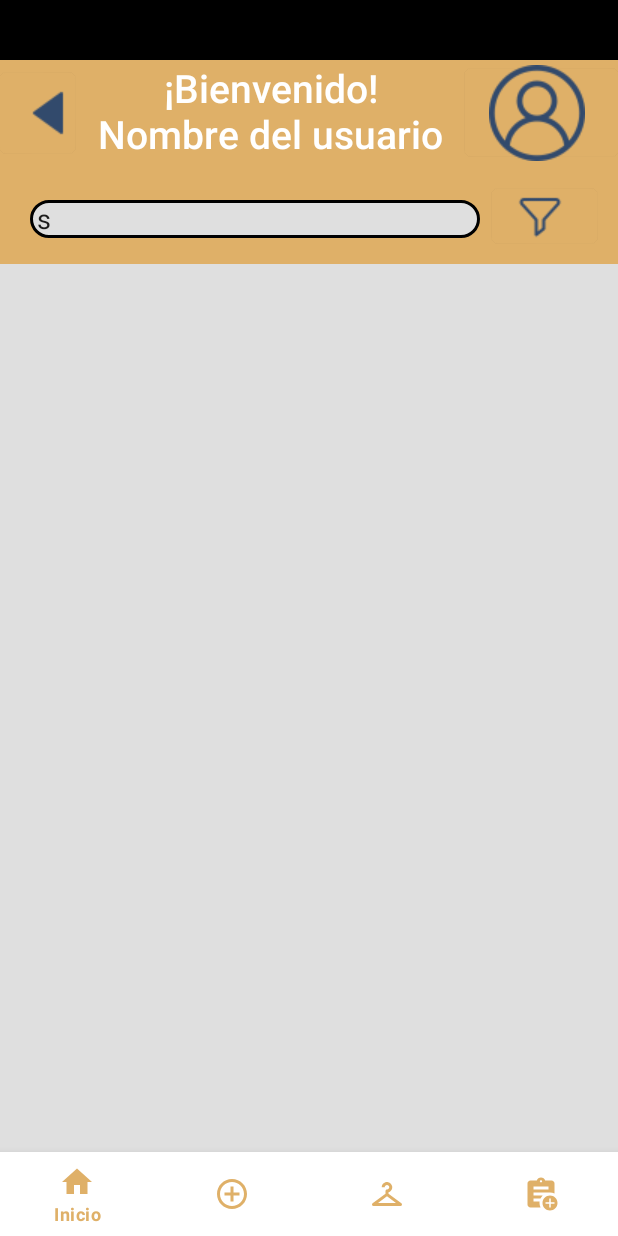
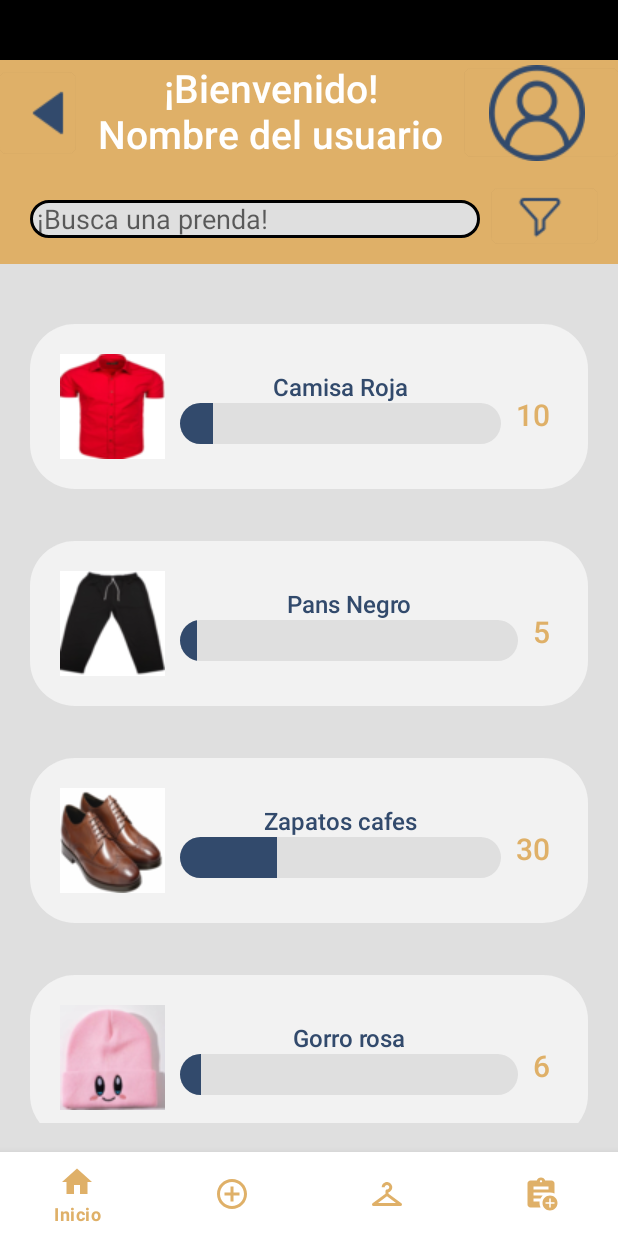
Before and after one commit to Morales241/ProyectoFinalAppsMoviles, an Android app: the screen it shows after launch (MainActivity), on a phone screen of 412 x 824 dp. Run offline under Robolectric (Android 15) with nearby library versions, the phone set to English and light mode, and no system bars; our stand-ins replace navigation-ui.

Commit message:
2 pantallas terminadas
Faltan detalles y ajustes para terminarlas totalmente

```diff
--- a/ClosetVitual/app/src/main/java/morales/jesus/closetvitual/Conjunto.kt
+++ b/ClosetVitual/app/src/main/java/morales/jesus/closetvitual/Conjunto.kt
@@ -1,3 +1,3 @@
 package morales.jesus.closetvitual
 
-data class Conjunto(var imagen:ByteArray, var nombrePrenda:String,  var numeroUsos:Int )
+data class Conjunto(var img:Int,  var nombrePrenda:String,  var numeroUsos:Int )
--- /dev/null
+++ b/ClosetVitual/app/src/main/java/morales/jesus/closetvitual/Outfit.kt
@@ -0,0 +1,3 @@
+package morales.jesus.closetvitual
+
+data class Outfit(val items: List<Prenda>)
--- /dev/null
+++ b/ClosetVitual/app/src/main/java/morales/jesus/closetvitual/Prenda.kt
@@ -0,0 +1,3 @@
+package morales.jesus.closetvitual
+
+data class Prenda(val imagen: Int)
--- a/ClosetVitual/app/src/main/java/morales/jesus/closetvitual/ui/home/HomeFragment.kt
+++ b/ClosetVitual/app/src/main/java/morales/jesus/closetvitual/ui/home/HomeFragment.kt
@@ -22,13 +22,10 @@ import morales.jesus.closetvitual.databinding.FragmentHomeBinding
 
 class HomeFragment : Fragment() {
 
-    private var _binding: FragmentHomeBinding? = null
+    private lateinit var homeViewModel: HomeViewModel
+    private var adaptador: AdaptadorConjunto? = null
 
-    private lateinit var homeViewModel: HomeViewModel
-    private var adaptador: conjuntoAdapter? = null
-
-    companion object{
-
+    companion object {
         var Conjuntos = ArrayList<Conjunto>()
 
         var llave: Boolean = true
@@ -42,47 +39,44 @@ class HomeFragment : Fragment() {
         homeViewModel = ViewModelProvider(this).get(HomeViewModel::class.java)
 
         val root =
-        inflater.inflate(R.layout.fragment_home, container, false)
+            inflater.inflate(R.layout.fragment_home, container, false)
         homeViewModel.text.observe(viewLifecycleOwner, Observer {
         })
 
-        if (llave){
+        if (llave) {
             cargarConjuntos()
-            llave=false
+            llave = false
 
         }
 
-        adaptador = conjuntoAdapter(root.context, Conjuntos)
+        adaptador = AdaptadorConjunto(root.context, Conjuntos)
 
-        val gridView: GridView = root.findViewById(R.id.gridview)
+        val gridView: GridView = root.findViewById(R.id.ContenedorConjuntos)
 
         gridView.adapter = adaptador
 
         return root
     }
 
-    fun cargarConjuntos(){
+    fun cargarConjuntos() {
 
-        //ps aquí van a estar los conjuntos jsjs
+        Conjuntos.add(Conjunto(R.drawable.camisa_roja, "Camisa Roja", 10))
+        Conjuntos.add(Conjunto(R.drawable.pans_negro, "Pans Negro", 5))
+        Conjuntos.add(Conjunto(R.drawable.zapatos_cafes, "Zapatos cafes", 30))
+        Conjuntos.add(Conjunto(R.drawable.gorro_rosa, "Gorro rosa", 6))
     }
 
-    private class conjuntoAdapter: BaseAdapter {
-
-        var Conjuntos = ArrayList<Conjunto>()
-        var contexto: Context? =null
-
-        constructor(contextoP:Context, conjuntosP:ArrayList<Conjunto>){
-            this.Conjuntos = conjuntosP
-            this.contexto = contextoP
-
-        }
+    class AdaptadorConjunto(
+        private val contexto: Context,
+        private val Conjuntos: ArrayList<Conjunto>
+    ) : BaseAdapter() {
 
         override fun getCount(): Int {
             return Conjuntos.size
         }
 
         override fun getItem(position: Int): Any {
-            return Conjuntos.get(position)
+            return Conjuntos[position]
         }
 
         override fun getItemId(position: Int): Long {
@@ -90,22 +84,19 @@ class HomeFragment : Fragment() {
         }
 
         override fun getView(position: Int, convertView: View?, parent: ViewGroup?): View {
-            var conjunto = Conjuntos[position]
-            var inflador = LayoutInflater.from(contexto)
-            var vista = inflador.inflate(R.layout.conjunto, null)
-            var imagenBytes = conjunto.imagen
-            var bitmap = BitmapFactory.decodeByteArray(imagenBytes, 0, imagenBytes.size)
+            val Conjunto = Conjuntos[position]
+            val inflador = LayoutInflater.from(contexto)
+            val vista = inflador.inflate(R.layout.conjunto, null)
 
-            var imagen: ImageView = vista.findViewById(R.id.imgPrenda)
-            var Nombre: TextView = vista.findViewById(R.id.txtNombrePrenda)
-            var barraProgreso: ProgressBar = vista.findViewById(R.id.barraDeProgreso)
-            var numeroUsos:TextView = vista.findViewById(R.id.txtNumeroDeUsosDePrendaxMes)
-            var nUsos = conjunto.numeroUsos
+            val imgPrenda: ImageView = vista.findViewById(R.id.imgPrenda)
+            val txtNombrePrenda: TextView = vista.findViewById(R.id.txtNombrePrenda)
+            val barraDeProgreso: ProgressBar = vista.findViewById(R.id.barraDeProgreso)
+            val txtNumeroDeUsos: TextView = vista.findViewById(R.id.txtNumeroDeUsosDePrendaxMes)
 
-            imagen.setImageBitmap(bitmap)
-            Nombre.setText(conjunto.nombrePrenda)
-            numeroUsos.setText(nUsos.toString())
-            barraProgreso.progress = nUsos
+            imgPrenda.setImageResource(Conjunto.img)
+            txtNombrePrenda.text = Conjunto.nombrePrenda
+            barraDeProgreso.progress = Conjunto.numeroUsos
+            txtNumeroDeUsos.text = Conjunto.numeroUsos.toString()
 
             return vista
         }
--- a/ClosetVitual/app/src/main/res/layout/conjunto.xml
+++ b/ClosetVitual/app/src/main/res/layout/conjunto.xml
@@ -1,54 +1,59 @@
 <?xml version="1.0" encoding="utf-8"?>
 <LinearLayout xmlns:android="http://schemas.android.com/apk/res/android"
+    xmlns:app="http://schemas.android.com/apk/res-auto"
     android:layout_width="match_parent"
-    android:layout_height="match_parent"
+    android:layout_height="150dp"
     android:clickable="true"
-    android:orientation="horizontal">
+    android:background="@color/grisClaro"
+    android:padding="10dp"
+    android:layout_marginBottom="10dp">
 
-
-    <LinearLayout
+    <androidx.constraintlayout.widget.ConstraintLayout
         android:layout_width="match_parent"
-        android:layout_height="100dp"
+        android:layout_height="wrap_content"
         android:background="@drawable/fondo_conjunto"
-        android:orientation="horizontal">
+        android:clickable="true"
+        android:padding="10dp">
 
         <ImageView
             android:id="@+id/imgPrenda"
             android:layout_width="70dp"
             android:layout_height="70dp"
-            android:layout_margin="15dp"
+            android:layout_margin="10dp"
+            android:scaleType="centerCrop"
             android:src="@drawable/leftarrow"
-
-            />
+            app:layout_constraintBottom_toBottomOf="parent"
+            app:layout_constraintStart_toStartOf="parent"
+            app:layout_constraintTop_toTopOf="parent" />
 
         <LinearLayout
-            android:layout_width="250dp"
+            android:layout_width="0dp"
             android:layout_height="wrap_content"
             android:orientation="vertical"
-            android:layout_marginVertical="15dp">
+            android:padding="10dp"
+            app:layout_constraintBottom_toBottomOf="parent"
+            app:layout_constraintEnd_toStartOf="@id/txtNumeroDeUsosDePrendaxMes"
+            app:layout_constraintStart_toEndOf="@id/imgPrenda"
+            app:layout_constraintTop_toTopOf="parent">
 
             <TextView
-                android:layout_marginBottom="15dp"
                 android:id="@+id/txtNombrePrenda"
                 android:layout_width="match_parent"
                 android:layout_height="wrap_content"
+                android:fontFamily="sans-serif-medium"
+                android:text="Nombre de la Prenda"
                 android:textAlignment="center"
                 android:textColor="@color/azulOscuro"
-                android:text="5"
-                android:textSize="20dp"
-                android:fontFamily="sans-serif-medium"/>
+                android:textSize="16sp" />
 
             <ProgressBar
                 android:id="@+id/barraDeProgreso"
+                style="@style/Widget.AppCompat.ProgressBar.Horizontal"
                 android:layout_width="match_parent"
                 android:layout_height="27dp"
-                style="@style/Widget.AppCompat.ProgressBar.Horizontal"
-                android:progressDrawable="@drawable/barra_de_progreso"
                 android:max="100"
                 android:progress="5"
-
-                />
-
+                android:progressDrawable="@drawable/barra_de_progreso" />
         </LinearLayout>
 
         <TextView
@@ -56,12 +61,15 @@
             android:layout_width="wrap_content"
             android:layout_height="wrap_content"
             android:layout_margin="15dp"
+            android:fontFamily="sans-serif-medium"
+            android:paddingTop="10dp"
+            android:text="5"
             android:textColor="@color/mostaza"
-            android:text="5"
-            android:textSize="25dp"
-            android:fontFamily="sans-serif-medium"
-            android:paddingTop="36dp"
-            />
-    </LinearLayout>
+            android:textSize="20sp"
+            app:layout_constraintBottom_toBottomOf="parent"
+            app:layout_constraintEnd_toEndOf="parent"
+            app:layout_constraintTop_toTopOf="parent" />
+
+    </androidx.constraintlayout.widget.ConstraintLayout>
 
 </LinearLayout>
--- a/ClosetVitual/app/src/main/res/layout/fragment_home.xml
+++ b/ClosetVitual/app/src/main/res/layout/fragment_home.xml
@@ -66,7 +66,7 @@
             android:layout_marginTop="13dp"
             android:layout_marginBottom="27dp"
             android:background="@drawable/bonton_obalado"
-            android:text=" s"
+            android:hint=" ¡Busca una prenda!"
             android:textAlignment="viewStart"
             android:importantForAccessibility="no"
             />
@@ -88,11 +88,12 @@
     </LinearLayout>
 
     <GridView
-        android:id="@+id/gridview"
+        android:id="@+id/ContenedorConjuntos"
         android:layout_width="match_parent"
         android:layout_height="match_parent"
-        android:paddingLeft="15dp"
         android:numColumns="1"
-        android:paddingTop="5dp"
+        android:layout_marginHorizontal="10dp"
+        android:verticalSpacing="15dp"
+        android:layout_marginTop="30dp"
         android:layout_marginBottom="75dp"/>
 </LinearLayout>
--- a/ClosetVitual/app/src/main/res/layout/fragment_ropero.xml
+++ b/ClosetVitual/app/src/main/res/layout/fragment_ropero.xml
@@ -30,14 +30,14 @@
 
     </LinearLayout>
 
-
     <GridView
-        android:id="@+id/gridview"
+        android:id="@+id/GridView"
         android:layout_width="match_parent"
-        android:layout_height="match_parent"
+        android:layout_height="wrap_content"
         android:paddingLeft="15dp"
         android:numColumns="1"
         android:paddingTop="5dp"
         android:layout_marginBottom="75dp"/>
 
+
 </LinearLayout>
--- a/ClosetVitual/app/src/main/res/layout/prenda.xml
+++ b/ClosetVitual/app/src/main/res/layout/prenda.xml
@@ -13,5 +13,4 @@
             android:background="@color/grisMasClaro"
             />
     </LinearLayout>
-
 </LinearLayout>
```
Also changed, not shown: ClosetVitual/app/src/main/java/morales/jesus/closetvitual/ui/Ropero/Ropero.kt (+120 -10 lines), ClosetVitual/app/src/main/java/morales/jesus/closetvitual/ui/Ropero/RoperoViewModel.kt (+6 -1 lines), ClosetVitual/app/src/main/res/layout/outfit.xml (+4 -3 lines), ClosetVitual/app/src/main/res/drawable/camisa_roja.png (added), ClosetVitual/app/src/main/res/drawable/gorro_rosa.png (added), ClosetVitual/app/src/main/res/drawable/pans_negro.png (added), ClosetVitual/app/src/main/res/drawable/zapatos_cafes.png (added), 4 other files.
